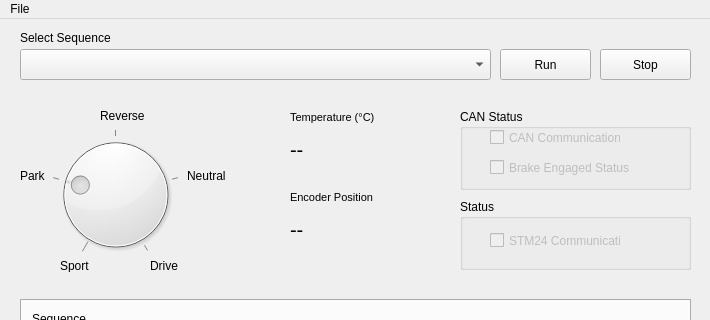
bensoni/GHSP_Fixture, file Noise/gui.ui: the form before one commit; both pictures show x 0 to 710 and y 0 to 320 of the 710 by 500 pixel window.
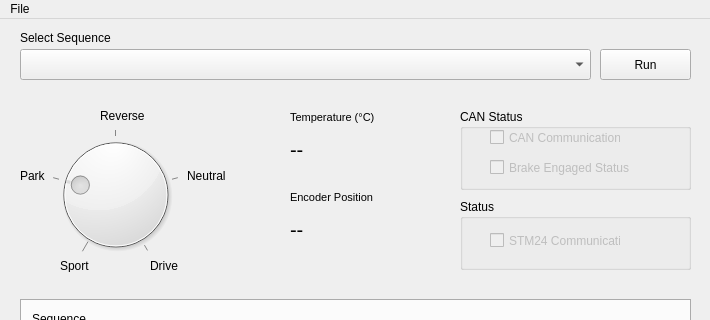
The form after the commit.

The edit to the form file:
```diff
--- a/Noise/gui.ui
+++ b/Noise/gui.ui
@@ -38,7 +38,7 @@
    <widget class="QPushButton" name="run_pushButton">
     <property name="geometry">
      <rect>
-      <x>500</x>
+      <x>600</x>
       <y>30</y>
       <width>91</width>
       <height>31</height>
@@ -53,7 +53,7 @@
      <rect>
       <x>20</x>
       <y>30</y>
-      <width>471</width>
+      <width>571</width>
       <height>31</height>
      </rect>
     </property>
@@ -401,19 +401,6 @@
      <string>Encoder Position</string>
     </property>
    </widget>
-   <widget class="QPushButton" name="stop_pushButton">
-    <property name="geometry">
-     <rect>
-      <x>600</x>
-      <y>30</y>
-      <width>91</width>
-      <height>31</height>
-     </rect>
-    </property>
-    <property name="text">
-     <string>Stop</string>
-    </property>
-   </widget>
   </widget>
   <widget class="QMenuBar" name="menubar">
    <property name="geometry">
```
